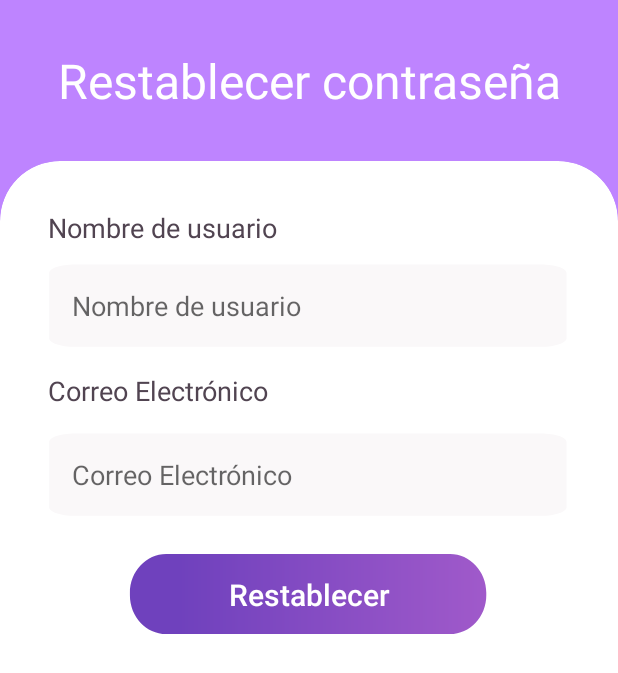
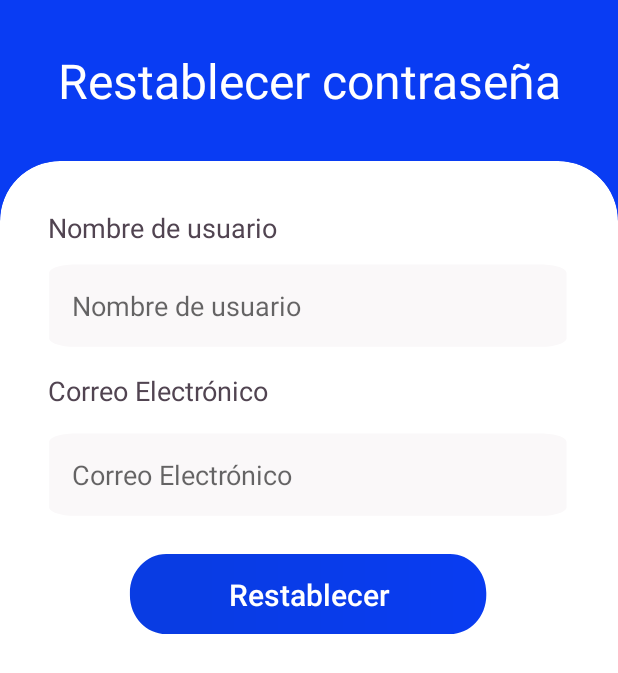
Before and after one commit to DaviddelaRosa15/ProyectoFinal, an Android app: the ForgotActivity screen opened directly, with no data from a screen before it, on a phone screen of 412 x 824 dp. Shown: the top 673 px of the screen. Run offline under Robolectric (Android 15) with nearby library versions, the phone set to English and light mode, and no system bars; our stand-ins replace ButterKnife.

Commit message:
Change color accent

```diff
--- a/app/src/main/res/drawable/ic_btn.xml
+++ b/app/src/main/res/drawable/ic_btn.xml
@@ -13,8 +13,8 @@
           android:endY="397.84"
           android:endX="445"
           android:type="linear">
-        <item android:offset="0" android:color="#6f41bd"/>
-        <item android:offset="1" android:color="#a75dcc"/>
+        <item android:offset="0" android:color="#093CE3"/>
+        <item android:offset="1" android:color="#093CF3"/>
       </gradient>
     </aapt:attr>
   </path>
--- a/app/src/main/res/values/colors.xml
+++ b/app/src/main/res/values/colors.xml
@@ -3,7 +3,7 @@
     <color name="colorPrimary">#3700B3</color>
     <color name="colorBlue">#0645AD</color>
     <color name="colorPrimaryDark">#EAEAEA</color>
-    <color name="colorAccent">#be84ff</color>
+    <color name="colorAccent">#093CF3</color>
     <color name="coloWhite">#FFFFFF</color>
     <color name="colorDark">#000000</color>
     <color name="colorText">#514451</color>
```
